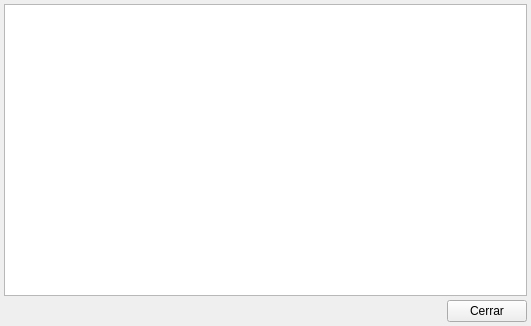
Before: the Qt Designer form bulmages/bulmacont/src/contabilidad/actualizacionesbase.ui in eboladev/Bulmages-1, drawn with Qt 5.
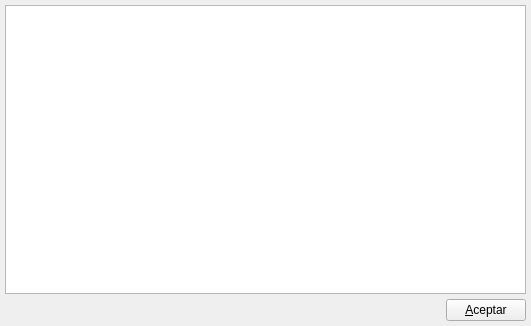
After: the same form once the commit is applied. Icons and pictures are not drawn.

The edit to the form file:
```diff
--- a/bulmages/bulmacont/src/contabilidad/actualizacionesbase.ui
+++ b/bulmages/bulmacont/src/contabilidad/actualizacionesbase.ui
@@ -17,15 +17,15 @@
   </property>
   <layout class="QGridLayout" >
    <property name="margin" >
-    <number>4</number>
+    <number>5</number>
    </property>
    <property name="spacing" >
-    <number>4</number>
+    <number>5</number>
    </property>
    <item row="1" column="1" >
     <widget class="QPushButton" name="pushButton1" >
      <property name="text" >
-      <string>Cerrar</string>
+      <string>&amp;Aceptar</string>
      </property>
     </widget>
    </item>
```
Left out of the diff: 2 changed lines with no effect on the pictures.
